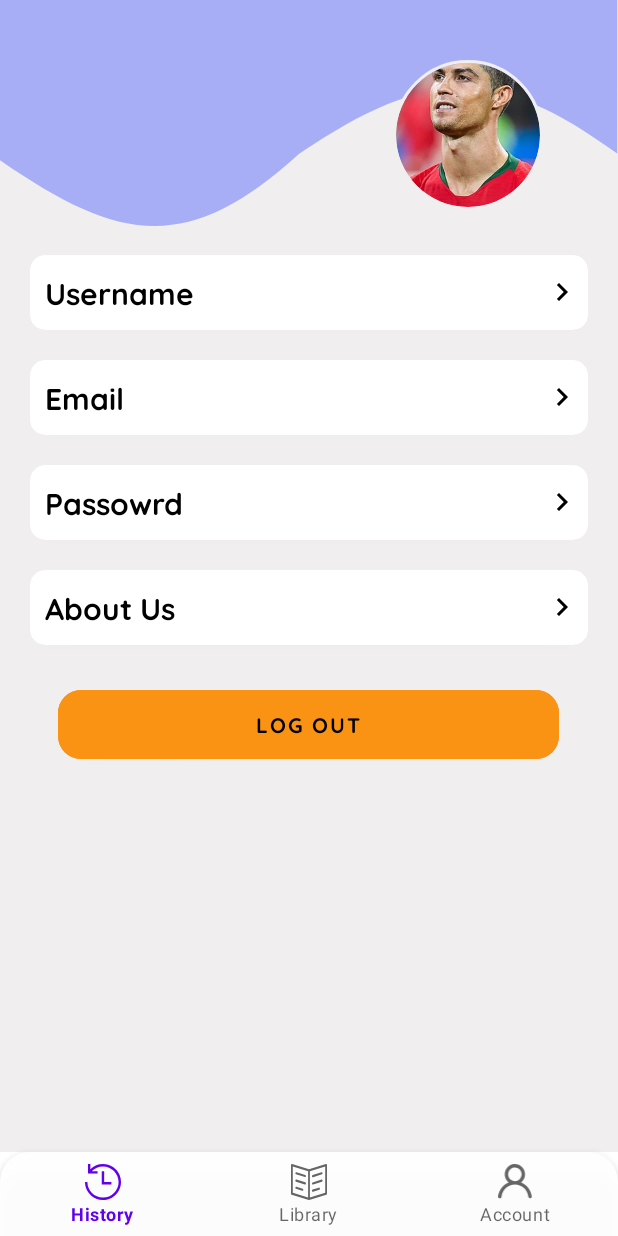
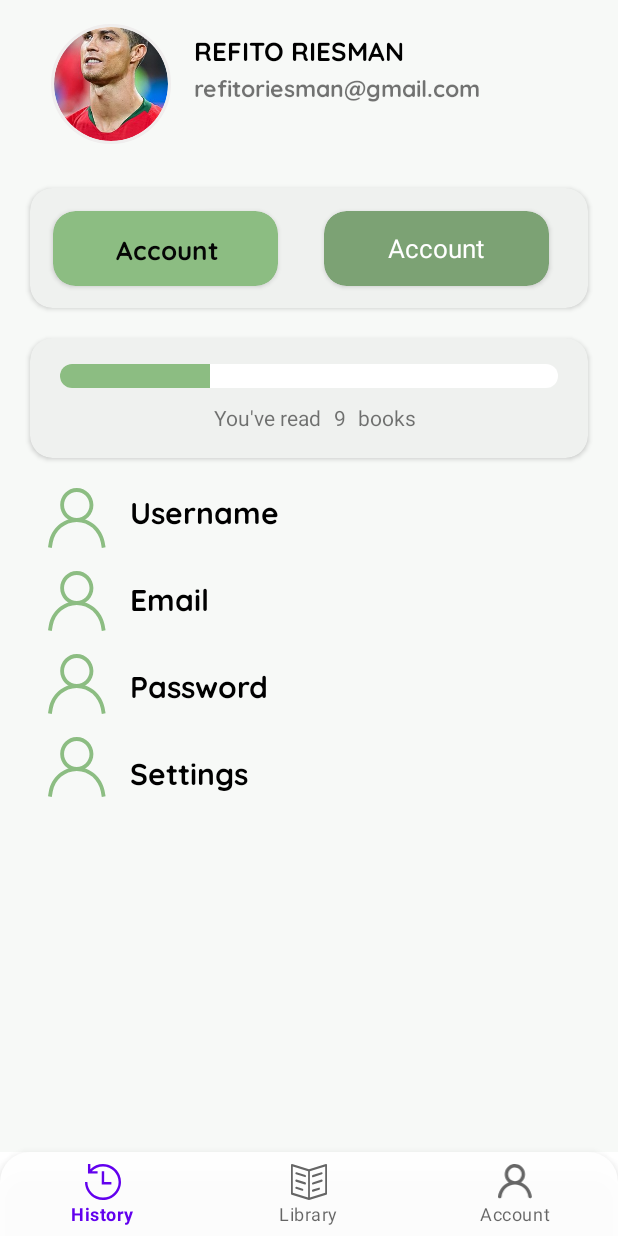
Before and after one commit to rrfito/Dimple-Books, an Android app: the fragment Account placed in its activity, on a phone screen of 412 x 824 dp. Run offline under Robolectric (Android 15) with nearby library versions, the phone set to English and light mode, and no system bars; our stand-ins replace CircleImageView, Room's generated code; libraries missing offline, so code that uses them is left out: com.tbuonomo.viewpagerdotsindicator; pictures from the network do not load; 4 statements that could not run were skipped.

Commit message:
layout account

```diff
--- a/app/build.gradle.kts
+++ b/app/build.gradle.kts
@@ -55,7 +55,6 @@ dependencies {
     kapt ("androidx.room:room-compiler:2.6.1")
 
     // Lifecycle
-
     implementation ("androidx.lifecycle:lifecycle-livedata-ktx:2.5.1")
 
     implementation ("androidx.lifecycle:lifecycle-viewmodel-ktx:2.8.6")
@@ -66,6 +65,10 @@ dependencies {
 
     //dot
     implementation("com.tbuonomo:dotsindicator:4.3")
+
+
+
+
     implementation(libs.androidx.core.ktx)
     implementation(libs.androidx.appcompat)
     implementation(libs.material)
--- a/app/src/main/AndroidManifest.xml
+++ b/app/src/main/AndroidManifest.xml
@@ -21,6 +21,9 @@
         android:supportsRtl="true"
         android:theme="@style/Theme.Refitoo"
         tools:targetApi="31">
+        <activity
+            android:name=".UI.basicListView.ListViewActivity"
+            android:exported="false" />
         <activity
             android:name=".UI.Auth"
             android:exported="false" />
@@ -49,7 +52,6 @@
                 <category android:name="android.intent.category.LAUNCHER" />
             </intent-filter>
         </activity>
-
     </application>
 
 </manifest>
--- a/app/src/main/java/com/example/dimplebooks/UI/fragment/Account.kt
+++ b/app/src/main/java/com/example/dimplebooks/UI/fragment/Account.kt
@@ -52,41 +52,41 @@ class Account : Fragment() {
 //        usernameProfile.text = bundleUsername
 //        Log.d("AccountFragment", "Username: $bundleUsername")
         //log out
-        val logout = accountView.findViewById<Button>(R.id.logoutButton)
-        val shared: SharedPreferences = requireContext().getSharedPreferences("userpref", Context.MODE_PRIVATE)
-        val isLogin = shared.getString("isLogin",null)
-
-
-        logout.setOnClickListener {
-            val builder = AlertDialog.Builder(requireContext())
-            builder.setTitle("Konfirmasi Logout")
-            builder.setMessage("Apakah Anda yakin ingin logout?")
-
-            builder.setPositiveButton("Yes") { dialog, _ ->
-                Toast.makeText(requireContext(), "Logout berhasil!", Toast.LENGTH_SHORT).show()
-                dialog.dismiss()
-                val editorr = shared.edit()
-                editorr.putString("isLogin", null)
-                editorr.apply()
-                val logoutIntent = Intent(requireContext(),Login::class.java)
-                logoutIntent.setFlags(Intent.FLAG_ACTIVITY_NEW_TASK or Intent.FLAG_ACTIVITY_CLEAR_TASK)
-                startActivity(logoutIntent)
-                requireActivity().finish()
-            }
-
-            builder.setNegativeButton("No") { dialog, _ ->
-                dialog.dismiss()
-            }
-
-            builder.show()
-        }
-        val aboutUsButton : ImageView = accountView.findViewById(R.id.aboutUsAccount)
-        aboutUsButton.setOnClickListener(){
-            val aboutIntent = Intent(requireContext(),aboutUs::class.java)
-            startActivity(aboutIntent)
-
-
-        }
+//        val logout = accountView.findViewById<Button>(R.id.logoutButton)
+//        val shared: SharedPreferences = requireContext().getSharedPreferences("userpref", Context.MODE_PRIVATE)
+//        val isLogin = shared.getString("isLogin",null)
+//
+//
+//        logout.setOnClickListener {
+//            val builder = AlertDialog.Builder(requireContext())
+//            builder.setTitle("Konfirmasi Logout")
+//            builder.setMessage("Apakah Anda yakin ingin logout?")
+//
+//            builder.setPositiveButton("Yes") { dialog, _ ->
+//                Toast.makeText(requireContext(), "Logout berhasil!", Toast.LENGTH_SHORT).show()
+//                dialog.dismiss()
+//                val editorr = shared.edit()
+//                editorr.putString("isLogin", null)
+//                editorr.apply()
+//                val logoutIntent = Intent(requireContext(),Login::class.java)
+//                logoutIntent.setFlags(Intent.FLAG_ACTIVITY_NEW_TASK or Intent.FLAG_ACTIVITY_CLEAR_TASK)
+//                startActivity(logoutIntent)
+//                requireActivity().finish()
+//            }
+//
+//            builder.setNegativeButton("No") { dialog, _ ->
+//                dialog.dismiss()
+//            }
+//
+//            builder.show()
+//        }
+//        val aboutUsButton : ImageView = accountView.findViewById(R.id.aboutUsAccount)
+//        aboutUsButton.setOnClickListener(){
+//            val aboutIntent = Intent(requireContext(),aboutUs::class.java)
+//            startActivity(aboutIntent)
+//
+//
+//        }
 
 
 
--- a/app/src/main/res/drawable/account.xml
+++ b/app/src/main/res/drawable/account.xml
@@ -4,6 +4,6 @@
     android:viewportWidth="39"
     android:viewportHeight="40">
     <path
-        android:fillColor="#FF1E1E1E"
+        android:fillColor="@color/accent"
         android:pathData="M19.02 0C25.08 0 30 5.08 30 11.34s-4.9 11.33-10.97 11.33c-6.05 0-10.97-5.07-10.97-11.33C8.06 5.08 12.97 0 19.02 0Zm0 20.05c4.66 0 8.43-3.9 8.43-8.71 0-4.81-3.77-8.72-8.43-8.72-4.65 0-8.43 3.9-8.43 8.72 0.01 4.8 3.78 8.7 8.43 8.71ZM35.55 40l-0.63-3.59c-1.42-7.84-8-13.7-15.9-13.7-7.89 0-14.46 5.84-15.88 13.57l-0.01 0.1-0.63 3.59L0 39.5l0.63-3.59c1.66-9.06 9.26-15.82 18.4-15.82 9.13 0 16.74 6.77 18.37 15.73l0.02 0.12 0.63 3.6-2.5 0.46Z"/>
 </vector>
--- /dev/null
+++ b/app/src/main/res/drawable/horizontal_progress_bar.xml
@@ -0,0 +1,20 @@
+<layer-list xmlns:android="http://schemas.android.com/apk/res/android">
+    <!-- Background -->
+    <item android:id="@android:id/background">
+        <shape android:shape="rectangle">
+            <corners android:radius="10dp" />
+            <solid android:color="@color/white" />
+            <size android:height="10dp" />
+        </shape>
+    </item>
+    <!-- Progress -->
+    <item android:id="@android:id/progress">
+        <clip>
+            <shape android:shape="rectangle">
+                <corners android:radius="10dp" />
+                <solid android:color="@color/accent" />
+                <size android:height="10dp" />
+            </shape>
+        </clip>
+    </item>
+</layer-list>
--- a/app/src/main/res/layout/fragment_account.xml
+++ b/app/src/main/res/layout/fragment_account.xml
@@ -1,212 +1,290 @@
 <?xml version="1.0" encoding="utf-8"?>
-<FrameLayout xmlns:android="http://schemas.android.com/apk/res/android"
+<androidx.constraintlayout.widget.ConstraintLayout xmlns:android="http://schemas.android.com/apk/res/android"
     xmlns:app="http://schemas.android.com/apk/res-auto"
     xmlns:tools="http://schemas.android.com/tools"
     android:layout_width="match_parent"
     android:layout_height="match_parent"
-    android:background="@color/white_grey"
+    android:background="@color/background"
     tools:context=".UI.fragment.Account">
 
-    <ImageView
-        android:id="@+id/imageView8"
-        android:scaleType="fitXY"
-        android:layout_width="match_parent"
-        android:layout_height="wrap_content"
-        android:src="@drawable/background"
+<!--    <ImageView-->
+<!--        android:id="@+id/imageView8"-->
+<!--        android:scaleType="fitXY"-->
+<!--        android:layout_width="match_parent"-->
+<!--        android:layout_height="wrap_content"-->
+<!--        android:src="@drawable/background"-->
+<!--        app:layout_constraintBottom_toBottomOf="parent"-->
+<!--        app:layout_constraintEnd_toEndOf="parent"-->
+<!--        app:layout_constraintHorizontal_bias="0.0"-->
+<!--        app:layout_constraintStart_toStartOf="parent"-->
+<!--        app:layout_constraintTop_toTopOf="parent"-->
+<!--        app:layout_constraintVertical_bias="0.0" />-->
+
+
+    <de.hdodenhof.circleimageview.CircleImageView
+
+        android:id="@+id/profile_image"
+        android:layout_width="80dp"
+        android:layout_height="80dp"
+        android:layout_gravity="end"
+
+android:layout_marginStart="20dp"
+        android:src="@drawable/profile"
+        app:civ_border_color="@color/white_grey"
+        app:civ_border_width="2dp"
         app:layout_constraintBottom_toBottomOf="parent"
         app:layout_constraintEnd_toEndOf="parent"
-        app:layout_constraintHorizontal_bias="0.0"
+        app:layout_constraintHorizontal_bias="0.045"
         app:layout_constraintStart_toStartOf="parent"
         app:layout_constraintTop_toTopOf="parent"
-        app:layout_constraintVertical_bias="0.0" />
+        app:layout_constraintVertical_bias="0.023" />
+
+    <LinearLayout
+        android:id="@+id/linearLayout"
+        android:layout_width="0dp"
+        android:layout_height="wrap_content"
+        android:layout_marginStart="15dp"
+        android:layout_marginTop="20dp"
+        android:orientation="vertical"
+        app:layout_constraintBottom_toBottomOf="parent"
+        app:layout_constraintEnd_toEndOf="parent"
+        app:layout_constraintHorizontal_bias="0.488"
+        app:layout_constraintStart_toEndOf="@+id/profile_image"
+        app:layout_constraintTop_toTopOf="parent"
+        app:layout_constraintVertical_bias="0.0">
 
         <TextView
-        android:id="@+id/usernameProfile"
+            android:layout_width="wrap_content"
+            android:layout_height="wrap_content"
+            android:fontFamily="@font/quicksandbold"
+            android:text="REFITO RIESMAN"
+            android:textColor="@color/black"
+            android:textSize="17sp" />
+
+        <TextView
+            android:layout_width="wrap_content"
+            android:layout_height="wrap_content"
+            android:fontFamily="@font/quicksandbold"
+            android:text="refitoriesman@gmail.com"
+            android:textSize="15sp" />
+
+    </LinearLayout>
+
+    <androidx.cardview.widget.CardView
+        android:id="@+id/cardView"
         android:layout_width="match_parent"
-        android:layout_height="wrap_content"
-        android:text=""
-        android:textSize="30sp"
-        android:padding="30dp"
-        android:textColor="@color/white" />
+        android:layout_height="80dp"
+        android:layout_margin="20dp"
+        app:cardCornerRadius="15dp"
+        android:backgroundTint="@color/card"
+        app:layout_constraintBottom_toBottomOf="parent"
+        app:layout_constraintEnd_toEndOf="parent"
+        app:layout_constraintHorizontal_bias="0.498"
+        app:layout_constraintStart_toStartOf="parent"
+        app:layout_constraintTop_toBottomOf="@+id/linearLayout"
+        app:layout_constraintVertical_bias="0.062">
 
-    <de.hdodenhof.circleimageview.CircleImageView
-        android:id="@+id/profile_image"
-        android:layout_width="100dp"
-        android:layout_height="100dp"
-        android:src="@drawable/profile"
-        app:civ_border_width="2dp"
-        android:layout_gravity="end"
-        android:layout_marginTop="40dp"
-        android:layout_marginEnd="50dp"
+        <LinearLayout
+
+            android:layout_width="match_parent"
+            android:layout_height="match_parent"
+            android:orientation="horizontal"
+            >
+
+            <androidx.cardview.widget.CardView
+                android:layout_width="150dp"
+                android:layout_height="50dp"
+                android:layout_margin="15dp"
+                android:backgroundTint="@color/accent"
+                app:cardCornerRadius="15dp">
+
+                <TextView
+                    android:layout_width="152dp"
+                    android:layout_height="match_parent"
+                    android:fontFamily="@font/quicksandbold"
+                    android:gravity="center"
+                    android:text="Account"
+                    android:textColor="@color/text"
+                    android:textSize="17sp" />
 
 
-        app:civ_border_color="@color/white_grey" />
-    <LinearLayout
-        android:layout_width="match_parent"
-        android:layout_height="wrap_content"
-        android:orientation="vertical"
-        android:layout_marginStart="20dp"
-        android:layout_marginEnd="20dp"
-        android:layout_marginTop="150dp">
+            </androidx.cardview.widget.CardView>
 
             <androidx.cardview.widget.CardView
-            android:layout_marginTop="20dp"
+
+                android:layout_width="150dp"
+                android:layout_height="50dp"
+                android:layout_margin="15dp"
+                android:backgroundTint="@color/primary"
+                app:cardCornerRadius="15dp">
+
+                <TextView
                     android:layout_width="match_parent"
-            android:layout_height="50dp"
-            app:cardCornerRadius="10dp" >
+
+                    android:layout_height="match_parent"
+                    android:gravity="center"
+                    android:text="Account"
+                    android:textColor="@color/white"
+                    android:textSize="17sp" />
+
+
+            </androidx.cardview.widget.CardView>
+
+        </LinearLayout>
+
+
+    </androidx.cardview.widget.CardView>
+
+    <androidx.cardview.widget.CardView
+        android:id="@+id/cardView2"
+        android:layout_width="match_parent"
+        android:layout_height="80dp"
+        android:layout_margin="20dp"
+        app:cardCornerRadius="15dp"
+        app:layout_constraintEnd_toEndOf="parent"
+        app:layout_constraintStart_toStartOf="parent"
+        android:backgroundTint="@color/card"
+        app:layout_constraintTop_toBottomOf="@+id/cardView" >
 
         <LinearLayout
             android:layout_width="match_parent"
+            android:layout_height="match_parent"
+            android:orientation="vertical"
+            android:gravity="center_vertical">
+
+            <ProgressBar
+                android:layout_marginStart="20dp"
+                android:layout_marginEnd="20dp"
+                android:id="@+id/customProgressBar"
+                style="?android:attr/progressBarStyleHorizontal"
+                android:layout_width="match_parent"
                 android:layout_height="wrap_content"
-                android:orientation="horizontal"
-                android:layout_gravity="center">
+                android:progressDrawable="@drawable/horizontal_progress_bar"
+                android:max="100"
+                android:progress="30" />
+
+
+            <LinearLayout
+                android:layout_marginTop="10dp"
+                android:layout_gravity="center"
+                android:layout_width="wrap_content"
+                android:layout_height="wrap_content"
+                android:orientation="horizontal" >
 
                 <TextView
-                    android:layout_marginStart="10dp"
-                    android:layout_width="0dp"
-                    android:layout_weight="1"
+                    android:layout_width="wrap_content"
                     android:layout_height="wrap_content"
-                    android:text="Username"
-                    android:textSize="20dp"
-                    android:textColor="@color/black"
-                    android:fontFamily="@font/quicksandbold"/>
-                <ImageView
-                    android:layout_marginEnd="5dp"
+                    android:text="You've read"
+                    android:paddingStart="8dp"/>
+
+                <TextView
+                    android:id="@+id/countbook"
                     android:layout_width="wrap_content"
-                    android:layout_height="match_parent"
+                    android:layout_height="wrap_content"
+                    android:text="9"
+                    android:paddingStart="8dp"/>
 
-                    android:src="@drawable/baseline_keyboard_arrow_right_24"
-                    android:contentDescription="Arrow Icon"/>
+                <TextView
+                    android:id="@+id/upgradeText"
+                    android:layout_width="wrap_content"
+                    android:layout_height="wrap_content"
+                    android:text="books"
+                    android:paddingStart="8dp"/>
 
 
             </LinearLayout>
 
+        </LinearLayout>
+
+
+
     </androidx.cardview.widget.CardView>
-        <androidx.cardview.widget.CardView
-            android:layout_marginTop="20dp"
-            android:layout_width="match_parent"
-            android:layout_height="50dp"
-            app:cardCornerRadius="10dp" >
 
     <LinearLayout
         android:layout_width="match_parent"
+        android:layout_height="0dp"
+        android:layout_margin="20dp"
+        android:orientation="horizontal"
+        app:layout_constraintBottom_toBottomOf="parent"
+        app:layout_constraintEnd_toEndOf="parent"
+        app:layout_constraintStart_toStartOf="parent"
+        app:layout_constraintTop_toBottomOf="@+id/cardView2">
+
+        <LinearLayout
+            android:layout_width="wrap_content"
+            android:layout_height="match_parent"
+            android:layout_marginStart="12dp"
+            android:orientation="vertical">
+
+            <ImageView
+                android:layout_width="wrap_content"
                 android:layout_height="wrap_content"
-                android:orientation="horizontal"
-                android:layout_gravity="center">
+                android:src="@drawable/account"
+                />
+
+            <ImageView
+                android:layout_width="wrap_content"
+                android:layout_height="wrap_content"
+                android:layout_marginTop="15dp"
+                android:src="@drawable/account" />
+
+            <ImageView
+                android:layout_width="wrap_content"
+                android:layout_height="wrap_content"
+                android:layout_marginTop="15dp"
+                android:src="@drawable/account" />
+
+            <ImageView
+                android:layout_width="wrap_content"
+                android:layout_height="wrap_content"
+                android:layout_marginTop="15dp"
+                android:src="@drawable/account" />
+        </LinearLayout>
+
+        <LinearLayout
+            android:layout_width="wrap_content"
+            android:layout_height="match_parent"
+            android:layout_marginStart="15dp"
+            android:orientation="vertical">
 
             <TextView
-                    android:layout_marginStart="10dp"
-                    android:layout_width="0dp"
-                    android:layout_weight="1"
+                android:layout_width="wrap_content"
                 android:layout_height="wrap_content"
+                android:fontFamily="@font/quicksandbold"
+                android:text="Username"
+                android:textColor="@color/black"
+                android:textSize="20dp" />
+
+            <TextView
+                android:layout_width="wrap_content"
+                android:layout_height="wrap_content"
+                android:layout_marginTop="27dp"
+                android:fontFamily="@font/quicksandbold"
                 android:text="Email"
-                    android:textSize="20dp"
                 android:textColor="@color/black"
-                    android:fontFamily="@font/quicksandbold"/>
-                <ImageView
-                    android:layout_marginEnd="5dp"
+                android:textSize="20dp" />
+
+            <TextView
                 android:layout_width="wrap_content"
-                    android:layout_height="match_parent"
+                android:layout_height="wrap_content"
+                android:layout_marginTop="27dp"
+                android:fontFamily="@font/quicksandbold"
+                android:text="Password"
+                android:textColor="@color/black"
+                android:textSize="20dp" />
 
-                    android:src="@drawable/baseline_keyboard_arrow_right_24"
-                    android:contentDescription="Arrow Icon" />
-
+            <TextView
+                android:layout_width="wrap_content"
+                android:layout_height="wrap_content"
+                android:layout_marginTop="27dp"
+                android:fontFamily="@font/quicksandbold"
+                android:text="Settings"
+                android:textColor="@color/black"
+                android:textSize="20dp" />
 
         </LinearLayout>
 
-        </androidx.cardview.widget.CardView>
-        <androidx.cardview.widget.CardView
-            android:layout_marginTop="20dp"
-            android:layout_width="match_parent"
-            android:layout_height="50dp"
-            app:cardCornerRadius="10dp" >
-
-            <LinearLayout
-                android:layout_width="match_parent"
-                android:layout_height="wrap_content"
-                android:orientation="horizontal"
-                android:layout_gravity="center">
-
-                <TextView
-                    android:layout_marginStart="10dp"
-                    android:layout_width="0dp"
-                    android:layout_weight="1"
-                    android:layout_height="wrap_content"
-                    android:text="Passowrd"
-                    android:textSize="20dp"
-                    android:textColor="@color/black"
-                    android:fontFamily="@font/quicksandbold"/>
-                <ImageView
-                    android:layout_marginEnd="5dp"
-                    android:layout_width="wrap_content"
-                    android:layout_height="match_parent"
-
-                    android:src="@drawable/baseline_keyboard_arrow_right_24"
-                    android:contentDescription="Arrow Icon"/>
+    </LinearLayout>
 
 
-            </LinearLayout>
-
-        </androidx.cardview.widget.CardView>
-        <androidx.cardview.widget.CardView
-            android:layout_marginTop="20dp"
-            android:layout_width="match_parent"
-            android:layout_height="50dp"
-            app:cardCornerRadius="10dp" >
-
-            <LinearLayout
-                android:layout_width="match_parent"
-                android:layout_height="wrap_content"
-                android:orientation="horizontal"
-                android:layout_gravity="center">
-
-                <TextView
-                    android:layout_marginStart="10dp"
-                    android:layout_width="0dp"
-                    android:layout_weight="1"
-                    android:layout_height="wrap_content"
-                    android:text="About Us"
-                    android:textSize="20dp"
-                    android:textColor="@color/black"
-                    android:fontFamily="@font/quicksandbold"/>
-                <ImageView
-                    android:id="@+id/aboutUsAccount"
-                    android:layout_marginEnd="5dp"
-                    android:layout_width="wrap_content"
-                    android:layout_height="match_parent"
-
-                    android:src="@drawable/baseline_keyboard_arrow_right_24"
-                    android:contentDescription="Arrow Icon" />
-
-
-            </LinearLayout>
-
-        </androidx.cardview.widget.CardView>
-
-
-        <com.google.android.material.button.MaterialButton
-            android:id="@+id/logoutButton"
-            android:layout_width="334dp"
-            android:layout_height="58dp"
-            android:layout_marginTop="24dp"
-            android:backgroundTint="@color/orange_white"
-            android:fontFamily="@font/quicksandbold"
-            android:text="Log out"
-            android:textColor="@color/black"
-            app:cornerRadius="15dp"
-            android:layout_gravity="center"
-
-
-
-
-          />
-
-
-
-
-
-
-
-    </LinearLayout>
-
-</FrameLayout>
+</androidx.constraintlayout.widget.ConstraintLayout>
--- a/app/src/main/res/layout/fragment_library.xml
+++ b/app/src/main/res/layout/fragment_library.xml
@@ -4,7 +4,8 @@
     android:layout_width="match_parent"
     android:layout_height="match_parent"
     xmlns:app="http://schemas.android.com/apk/res-auto"
-    tools:context=".UI.fragment.Library">
+    tools:context=".UI.fragment.Library"
+    >
 
 
     <SearchView
--- a/app/src/main/res/layout/item_book.xml
+++ b/app/src/main/res/layout/item_book.xml
@@ -4,6 +4,9 @@
     android:layout_height="wrap_content"
     xmlns:app="http://schemas.android.com/apk/res-auto"
     android:orientation="vertical"
+    android:clickable="true"
+    android:focusable="true"
+    android:foreground="?attr/selectableItemBackground"
 
 
 
--- a/app/src/main/res/values/colors.xml
+++ b/app/src/main/res/values/colors.xml
@@ -19,4 +19,12 @@
     <color name="orange_white">#fa9314</color>
     <color name="black_white">#2d2525</color>
     <color name="blue_secondary">#6270FD</color>
+
+    <color name="background">#f7f9f7</color>
+    <color name="primary">#7ca274</color>
+    <color name="secondary">#b1cdab</color>
+    <color name="accent">#8cbd82</color>
+    <color name="text">#050605</color>
+    <color name="card">#EFF1EF</color>
+
 </resources>
```
Also changed, not shown: app/src/main/java/com/example/dimplebooks/UI/basicListView/ListAdapter.kt (added, +32 -0 lines), app/src/main/java/com/example/dimplebooks/UI/basicListView/ListModel.kt (added, +7 -0 lines), app/src/main/java/com/example/dimplebooks/UI/basicListView/ListViewActivity.kt (added, +46 -0 lines), app/src/main/res/layout/activity_list_view.xml (added, +19 -0 lines), app/src/main/res/layout/list_view_item.xml (added, +46 -0 lines). Lines whose indentation alone changed are shown as unchanged.
